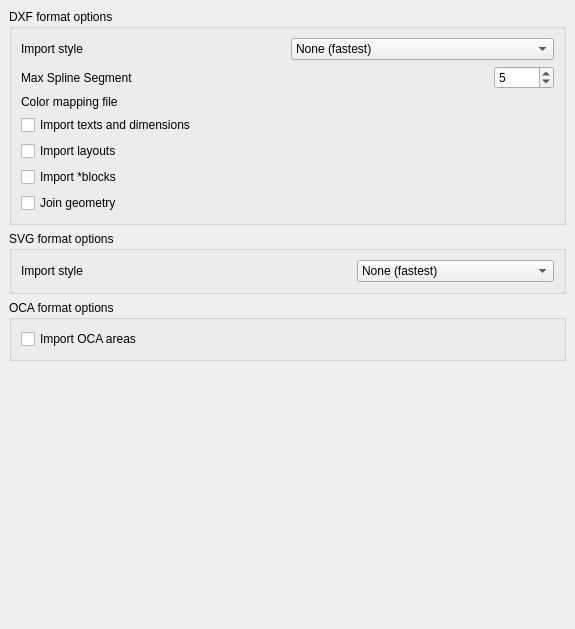
The window that src/Mod/Draft/userprefs-import.ui (berndhahnebach/All_FreeCAD) describes before a commit, drawn with Qt 5.
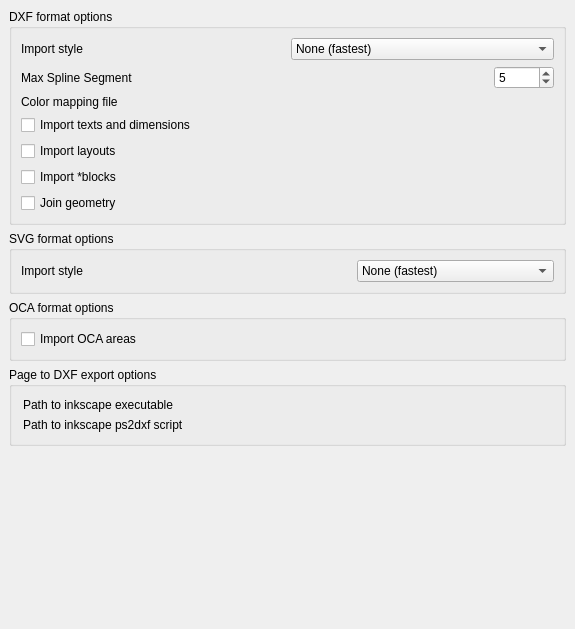
The same window after the commit. Custom widgets are drawn as their Qt base class.

Commit message: + Drawing pages can now be exported as dxf (inkscape must be installed)

Diff of the .ui file:
```diff
--- a/src/Mod/Draft/userprefs-import.ui
+++ b/src/Mod/Draft/userprefs-import.ui
@@ -350,6 +350,63 @@
      </layout>
     </widget>
    </item>
+   <item>
+    <widget class="QGroupBox" name="groupBox">
+     <property name="title">
+      <string>Page to DXF export options</string>
+     </property>
+     <layout class="QVBoxLayout" name="verticalLayout">
+      <item>
+       <layout class="QHBoxLayout" name="horizontalLayout_8">
+        <item>
+         <widget class="QLabel" name="label_2">
+          <property name="text">
+           <string>Path to inkscape executable</string>
+          </property>
+         </widget>
+        </item>
+        <item>
+         <widget class="Gui::PrefFileChooser" name="gui::preffilechooser_2">
+          <property name="toolTip">
+           <string>This is the path to your inkscape executable, in case it differs from the standard (in that case, leave blank)</string>
+          </property>
+          <property name="prefEntry" stdset="0">
+           <cstring>inkscapepath</cstring>
+          </property>
+          <property name="prefPath" stdset="0">
+           <cstring>Mod/Draft</cstring>
+          </property>
+         </widget>
+        </item>
+       </layout>
+      </item>
+      <item>
+       <layout class="QHBoxLayout" name="horizontalLayout_9">
+        <item>
+         <widget class="QLabel" name="label_3">
+          <property name="text">
+           <string>Path to inkscape ps2dxf script</string>
+          </property>
+         </widget>
+        </item>
+        <item>
+         <widget class="Gui::PrefFileChooser" name="gui::preffilechooser_3">
+          <property name="toolTip">
+           <string>This is the path to the ps2dxf (or ps2dxf.sh) script that is bundled with inkscape, in case you installed it in an unusual place. Otherwise, leave this blank.</string>
+          </property>
+          <property name="prefEntry" stdset="0">
+           <cstring>ps2dxfpath</cstring>
+          </property>
+          <property name="prefPath" stdset="0">
+           <cstring>Mod/Draft</cstring>
+          </property>
+         </widget>
+        </item>
+       </layout>
+      </item>
+     </layout>
+    </widget>
+   </item>
    <item>
     <spacer name="verticalSpacer">
      <property name="orientation">
```
The commit also changes 3 other files.
